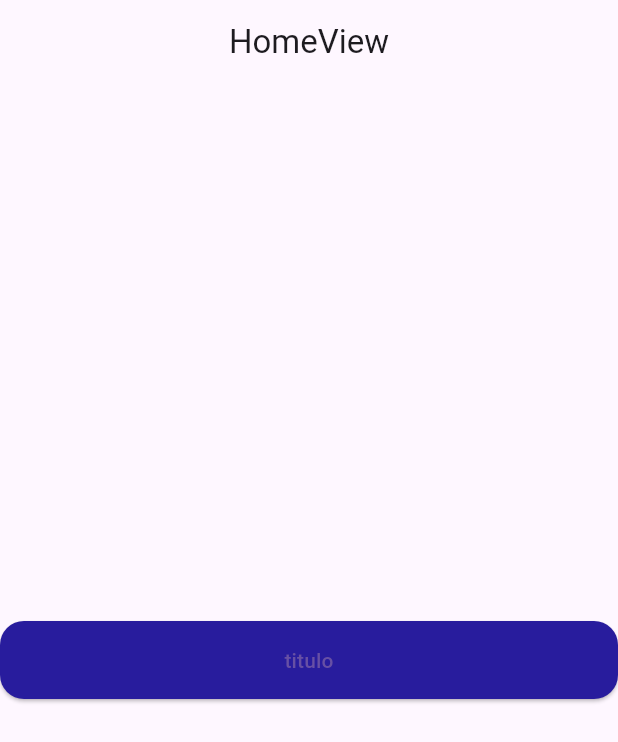
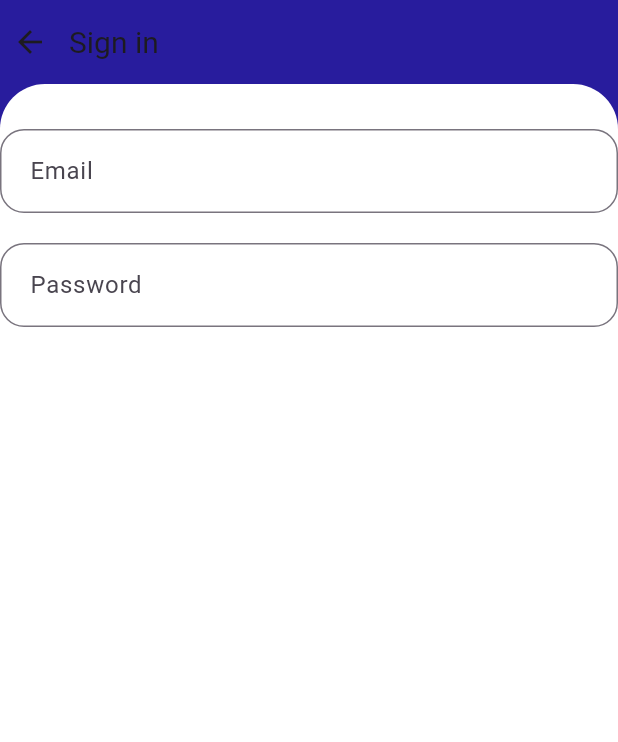
Before and after one commit to ArturAfonso/My-btc-Balance, a Flutter app: the screen it shows after launch, on a phone screen of 412 x 824 dp. Shown: the top 742 px of the screen. Run offline on Flutter 3.47's test engine with Material 3 defaults, Android fonts, the phone set to English and light mode, and no system bars; our stand-ins replace get, hexcolor.

Commit message:
layout inicial da tela

```diff
--- /dev/null
+++ b/lib/app/modules/Sign-in/bindings/sign_in_binding.dart
@@ -0,0 +1,12 @@
+import 'package:get/get.dart';
+
+import '../controllers/sign_in_controller.dart';
+
+class SignInBinding extends Bindings {
+  @override
+  void dependencies() {
+    Get.lazyPut<SignInController>(
+      () => SignInController(),
+    );
+  }
+}
--- /dev/null
+++ b/lib/app/modules/Sign-in/controllers/sign_in_controller.dart
@@ -0,0 +1,23 @@
+import 'package:get/get.dart';
+
+class SignInController extends GetxController {
+  //TODO: Implement SignInController
+
+  final count = 0.obs;
+  @override
+  void onInit() {
+    super.onInit();
+  }
+
+  @override
+  void onReady() {
+    super.onReady();
+  }
+
+  @override
+  void onClose() {
+    super.onClose();
+  }
+
+  void increment() => count.value++;
+}
--- /dev/null
+++ b/lib/app/modules/Sign-in/views/sign_in_view.dart
@@ -0,0 +1,110 @@
+// ignore_for_file: public_member_api_docs, sort_constructors_first, must_be_immutable
+import 'package:flutter/material.dart';
+import 'package:get/get.dart';
+
+import '../controllers/sign_in_controller.dart';
+
+class SignInView extends GetView<SignInController> {
+  const SignInView({Key? key}) : super(key: key);
+  @override
+  Widget build(BuildContext context) {
+    return Scaffold(
+      extendBody: true,
+      backgroundColor: Get.theme.primaryColor,
+      appBar: CustomAppbar(
+        icon: const Icon(Icons.arrow_back),
+        onPressed: () {
+          Navigator.pop(context);
+        },
+        title: 'Sign in',
+      ),
+      body: Container(
+        decoration: BoxDecoration(
+          color: Get.theme.primaryColor,
+          /* borderRadius: BorderRadius.circular(16.0),
+          border: Border.all(
+            color: Colors.grey,
+          ), */
+        ),
+        child: Stack(
+          children: [
+            Container(
+              height: Get.size.height,
+              decoration: const BoxDecoration(
+                color: Colors.white,
+                borderRadius: BorderRadius.only(
+                  topLeft: Radius.circular(30.0),
+                  topRight: Radius.circular(30.0),
+                ),
+              ),
+              child: Center(
+                child: Column(
+                  children: [
+                    const SizedBox(
+                      height: 30,
+                    ),
+                    TextField(
+                      decoration: InputDecoration(
+                        hintText: 'Email',
+                        border: OutlineInputBorder(
+                          borderRadius: BorderRadius.circular(16.0),
+                        ),
+                        contentPadding: const EdgeInsets.all(16.0),
+                      ),
+                    ),
+                    const SizedBox(height: 20.0),
+                    TextField(
+                      obscureText: true,
+                      decoration: InputDecoration(
+                        hintText: 'Password',
+                        border: OutlineInputBorder(
+                          borderRadius: BorderRadius.circular(16.0),
+                        ),
+                        contentPadding: const EdgeInsets.all(16.0),
+                      ),
+                    ),
+                  ],
+                ),
+              ),
+            )
+          ],
+        ),
+      ),
+    );
+  }
+}
+
+class CustomAppbar extends StatelessWidget implements PreferredSizeWidget {
+  CustomAppbar({Key? key, required this.icon, this.onPressed, required this.title}) : super(key: key);
+  final Icon icon;
+  Function()? onPressed;
+  String title;
+  @override
+  Widget build(BuildContext context) {
+    return PreferredSize(
+      preferredSize: const Size.fromHeight(300.0), // Altura da AppBar
+      child: SizedBox(
+        height: 500,
+        child: AppBar(
+          leadingWidth: 30,
+          backgroundColor: Get.theme.primaryColor,
+          elevation: 0, // Desativar a sombra da AppBar
+          leading: IconButton(
+            icon: icon, // Ícone de voltar
+            onPressed: onPressed,
+          ),
+
+          title: Text(
+            title,
+            style: const TextStyle(
+              fontSize: 20.0,
+            ),
+          ),
+        ),
+      ),
+    );
+  }
+
+  @override
+  Size get preferredSize => const Size.fromHeight(kToolbarHeight);
+}
--- a/lib/app/routes/app_pages.dart
+++ b/lib/app/routes/app_pages.dart
@@ -1,5 +1,7 @@
 import 'package:get/get.dart';
 
+import '../modules/Sign-in/bindings/sign_in_binding.dart';
+import '../modules/Sign-in/views/sign_in_view.dart';
 import '../modules/home/bindings/home_binding.dart';
 import '../modules/home/views/home_view.dart';
 
@@ -8,7 +10,7 @@ part 'app_routes.dart';
 class AppPages {
   AppPages._();
 
-  static const INITIAL = Routes.HOME;
+  static const INITIAL = Routes.SIGN_IN;
 
   static final routes = [
     GetPage(
@@ -16,5 +18,10 @@ class AppPages {
       page: () => const HomeView(),
       binding: HomeBinding(),
     ),
+    GetPage(
+      name: _Paths.SIGN_IN,
+      page: () => const SignInView(),
+      binding: SignInBinding(),
+    ),
   ];
 }
--- a/lib/app/routes/app_routes.dart
+++ b/lib/app/routes/app_routes.dart
@@ -4,9 +4,11 @@ part of 'app_pages.dart';
 abstract class Routes {
   Routes._();
   static const HOME = _Paths.HOME;
+  static const SIGN_IN = _Paths.SIGN_IN;
 }
 
 abstract class _Paths {
   _Paths._();
   static const HOME = '/home';
+  static const SIGN_IN = '/sign-in';
 }
```
